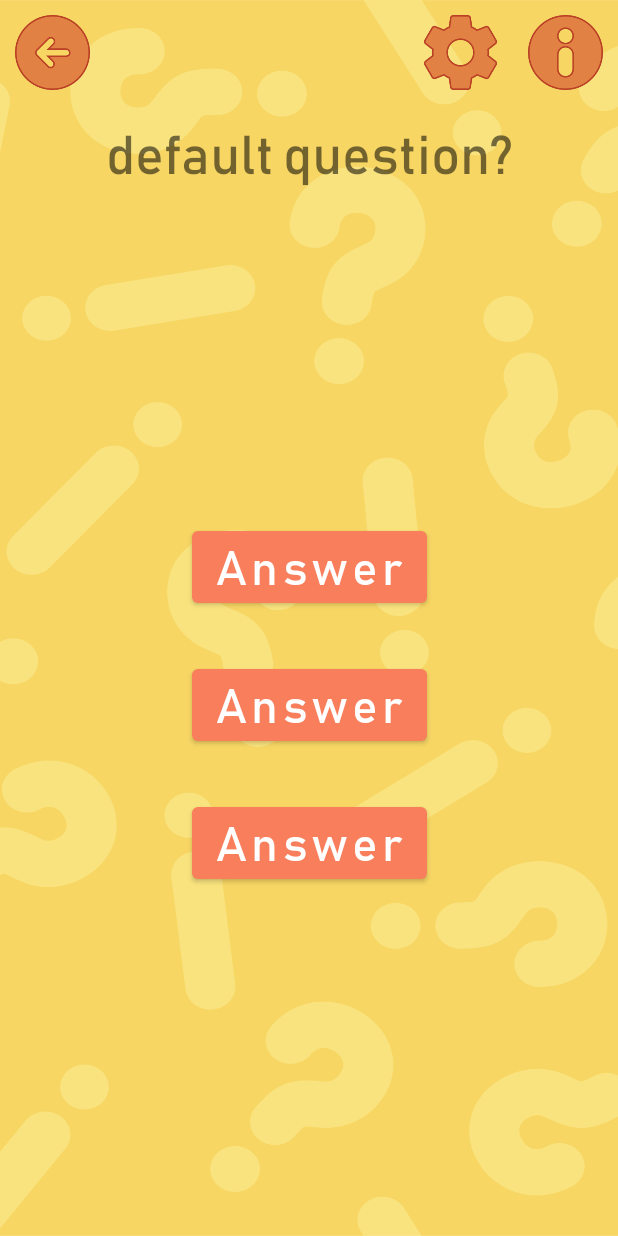
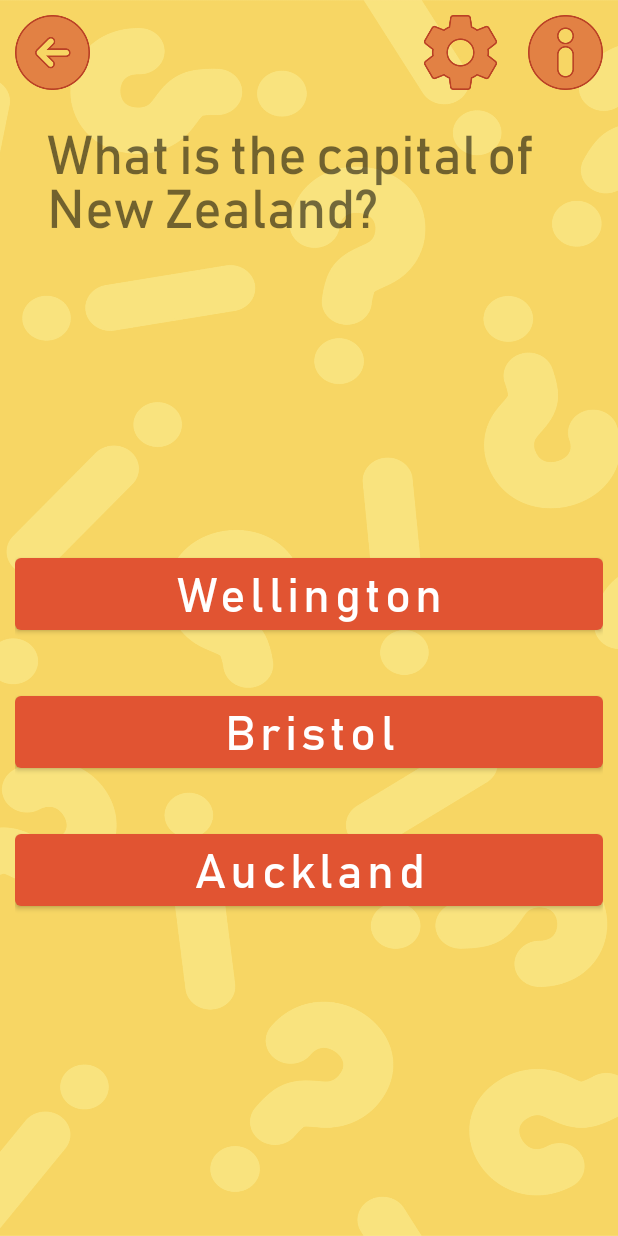
Before and after one commit to Ulianovaaa/FortuneWheel, an Android app: the QuestionFragment screen opened through its navigation route, on a phone screen of 412 x 824 dp. Run offline under Robolectric (Android 15) with nearby library versions, the phone set to English and light mode, and no system bars.

Commit message:
проверка ответа и звук

```diff
--- a/app/src/main/java/com/izzzya/fortunewheel/MainActivity.kt
+++ b/app/src/main/java/com/izzzya/fortunewheel/MainActivity.kt
@@ -13,7 +13,7 @@ class MainActivity : AppCompatActivity() {
     override fun onCreate(savedInstanceState: Bundle?) {
         super.onCreate(savedInstanceState)
         setContentView(R.layout.activity_main)
-
+        SharedPrefs(this)
         val view = findViewById<View>(R.id.nav_host_fragment)
 
         val infoBtn = findViewById<ImageView>(R.id.infoBtn)
@@ -33,6 +33,7 @@ class MainActivity : AppCompatActivity() {
         //сява джекпот минус
         // )))
         player = MediaPlayer.create(this, R.raw.music)
+        player.setVolume(SharedPrefs.getMVol(), SharedPrefs.getMVol())
             player.start()
 
 
--- a/app/src/main/java/com/izzzya/fortunewheel/QuestionFragment.kt
+++ b/app/src/main/java/com/izzzya/fortunewheel/QuestionFragment.kt
@@ -1,32 +1,26 @@
 package com.izzzya.fortunewheel
 
+import android.media.MediaPlayer
 import android.os.Bundle
 import androidx.fragment.app.Fragment
 import android.view.LayoutInflater
+import android.view.TextureView
 import android.view.View
 import android.view.ViewGroup
+import android.widget.Button
+import android.widget.TextView
+import android.widget.Toast
+import androidx.fragment.app.findFragment
+import androidx.navigation.fragment.findNavController
+import kotlin.random.Random
 
-// TODO: Rename parameter arguments, choose names that match
-// the fragment initialization parameters, e.g. ARG_ITEM_NUMBER
-private const val ARG_PARAM1 = "param1"
-private const val ARG_PARAM2 = "param2"
 
-/**
- * A simple [Fragment] subclass.
- * Use the [QuestionFragment.newInstance] factory method to
- * create an instance of this fragment.
- */
 class QuestionFragment : Fragment() {
-    // TODO: Rename and change types of parameters
-    private var param1: String? = null
-    private var param2: String? = null
+
 
     override fun onCreate(savedInstanceState: Bundle?) {
         super.onCreate(savedInstanceState)
-        arguments?.let {
-            param1 = it.getString(ARG_PARAM1)
-            param2 = it.getString(ARG_PARAM2)
-        }
+
     }
 
     override fun onCreateView(
@@ -37,23 +31,44 @@ class QuestionFragment : Fragment() {
         return inflater.inflate(R.layout.fragment_question, container, false)
     }
 
-    companion object {
-        /**
-         * Use this factory method to create a new instance of
-         * this fragment using the provided parameters.
-         *
-         * @param param1 Parameter 1.
-         * @param param2 Parameter 2.
-         * @return A new instance of fragment QuestionFragment.
-         */
-        // TODO: Rename and change types and number of parameters
-        @JvmStatic
-        fun newInstance(param1: String, param2: String) =
-            QuestionFragment().apply {
-                arguments = Bundle().apply {
-                    putString(ARG_PARAM1, param1)
-                    putString(ARG_PARAM2, param2)
-                }
-            }
+
+    override fun onViewCreated(view: View, savedInstanceState: Bundle?) {
+        super.onViewCreated(view, savedInstanceState)
+        val header = view.findViewById<TextView>(R.id.questionTV)
+        val ans1 = view.findViewById<Button>(R.id.answerBtn1)
+        val ans2 = view.findViewById<Button>(R.id.answerBtn2)
+        val ans3 = view.findViewById<Button>(R.id.answerBtn3)
+        fun rand(start: Int, end: Int): Int {
+            require(start <= end) { "Illegal Argument" }
+            return (start..end).random()
+        }
+        val question: Question = QuestionsSource.questionsList[rand(0, 4)]
+
+        header.text = question.question
+        ans1.text = question.listAnswers[0]
+        ans2.text = question.listAnswers[1]
+        ans3.text = question.listAnswers[2]
+
+        ans1.setOnClickListener(){
+            answerCheck(ans1, question)
+        }
+        ans2.setOnClickListener(){
+            answerCheck(ans2, question)
+        }
+        ans3.setOnClickListener(){
+            answerCheck(ans3, question)
+        }
+    }
+
+    private fun answerCheck(btn: Button, q: Question) {
+        val sound = MediaPlayer.create(requireContext(), R.raw.sound)
+        sound.setVolume(SharedPrefs.getSVol(), SharedPrefs.getSVol())
+        //проверка ответа
+        if (btn.text == q.listAnswers[q.answerIndex])
+        {
+            Toast.makeText(context, "Верно", Toast.LENGTH_SHORT).show()
+            sound.start()
+        } else Toast.makeText(context, "Неверно", Toast.LENGTH_SHORT).show()
+
     }
 }
--- a/app/src/main/java/com/izzzya/fortunewheel/QuestionsSource.kt
+++ b/app/src/main/java/com/izzzya/fortunewheel/QuestionsSource.kt
@@ -7,6 +7,9 @@ data class Question(
     var listAnswers: List<String>
 )
 class QuestionsSource {
+    companion object{
+
+
     val questionsList = listOf<Question>(
         Question(
             "What was the old name for a Snickers bar before it changed in 1990?",
@@ -34,5 +37,5 @@ class QuestionsSource {
             listOf("Big Time Rush", "One Direction", "BTS")
         ),
 
-    )
+    )}
 }
--- /dev/null
+++ b/app/src/main/java/com/izzzya/fortunewheel/SharedPrefs.kt
@@ -0,0 +1,40 @@
+package com.izzzya.fortunewheel
+
+import android.content.Context
+import android.content.SharedPreferences
+
+class SharedPrefs(context: Context) {
+
+    init {
+        sharedPref = context.getSharedPreferences(PREFERENCES, Context.MODE_PRIVATE)
+
+    }
+    companion object {
+        private var sharedPref: SharedPreferences? = null
+        const val PREFERENCES = "prefs"
+        const val MUSIC_VOL: Float = 1F
+        const val SOUND_VOL: Float = 1F
+
+        fun getMVol(): Float{
+            return sharedPref?.getFloat("MUSIC_VOL", 1F)!!
+        }
+
+        fun getSVol(): Float{
+            return sharedPref?.getFloat("SOUND_VOL", 1F)!!
+        }
+
+        fun setMVol(v: Float){
+            sharedPref?.edit()
+            ?.putFloat("MUSIC_VOL", v)
+            ?.apply()
+        }
+
+        fun setSVol(v: Float){
+            sharedPref?.edit()
+                ?.putFloat("SOUND_VOL", v)
+                ?.apply()
+        }
+
+
+    }
+}
--- a/app/src/main/res/layout/fragment_question.xml
+++ b/app/src/main/res/layout/fragment_question.xml
@@ -28,7 +28,7 @@
 
         <Button
             android:id="@+id/answerBtn2"
-            android:layout_width="wrap_content"
+            android:layout_width="match_parent"
             android:layout_height="wrap_content"
             android:text="@string/answer"
             app:layout_constraintBottom_toBottomOf="parent"
@@ -43,7 +43,7 @@
 
         <Button
             android:id="@+id/answerBtn3"
-            android:layout_width="wrap_content"
+            android:layout_width="match_parent"
             android:layout_height="wrap_content"
             android:layout_marginTop="32dp"
             android:text="@string/answer"
@@ -58,7 +58,7 @@
 
         <Button
             android:id="@+id/answerBtn1"
-            android:layout_width="wrap_content"
+            android:layout_width="match_parent"
             android:layout_height="wrap_content"
             android:layout_marginBottom="32dp"
             android:text="@string/answer"
--- a/app/src/main/res/values/colors.xml
+++ b/app/src/main/res/values/colors.xml
@@ -1,6 +1,7 @@
 <?xml version="1.0" encoding="utf-8"?>
 <resources>
-    <color name="orange">#F87E5C</color>
+    <color name="orange_light">#F87E5C</color>
+    <color name="orange">#E15432</color>
     <color name="orange_dark">#BA4125</color>
     <color name="yellow">#FFE767</color>
     <color name="black">#FF000000</color>
```
Also changed, not shown: 1 other file.
